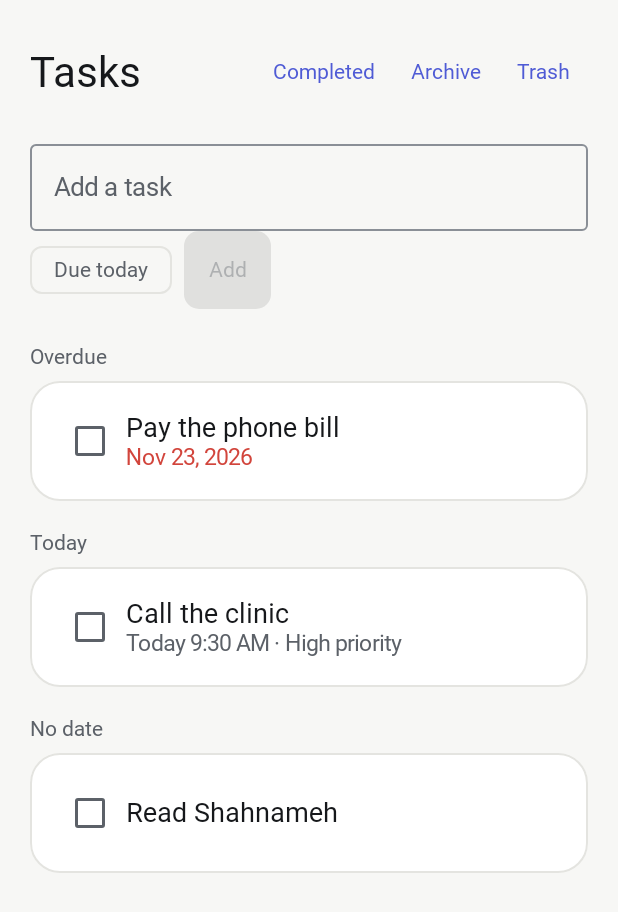
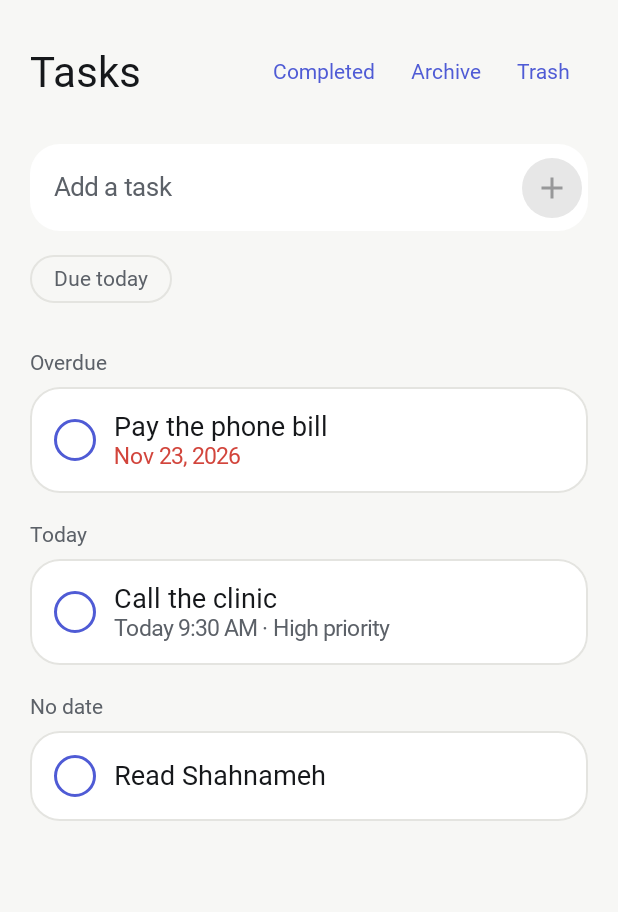
Before and after one commit to thesasan1/app, an Android app built with Jetpack Compose: the @Preview function TasksListScreenPreview, on a phone screen of 412 x 824 dp. Shown: the top 912 px of the screen. Run offline under Robolectric (Android 15) with nearby library versions, the phone set to English and light mode, and no system bars; our stand-ins replace Dagger/Hilt's generated code; Roboto replaces fonts that are not available here.

Commit message:
feat(tasks): tidy tasks list (#49)
Co-authored-by: thesasan1 <360538443+thesasan1@users.noreply.github.com>

```diff
--- a/android/feature/tasks/src/main/kotlin/com/thesasan1/app/feature/tasks/ui/TasksListScreen.kt
+++ b/android/feature/tasks/src/main/kotlin/com/thesasan1/app/feature/tasks/ui/TasksListScreen.kt
@@ -1,5 +1,6 @@
 package com.thesasan1.app.feature.tasks.ui
 
+import androidx.compose.foundation.BorderStroke
 import androidx.compose.foundation.clickable
 import androidx.compose.foundation.layout.Arrangement
 import androidx.compose.foundation.layout.Column
@@ -8,27 +9,33 @@ import androidx.compose.foundation.layout.Row
 import androidx.compose.foundation.layout.fillMaxSize
 import androidx.compose.foundation.layout.fillMaxWidth
 import androidx.compose.foundation.layout.padding
+import androidx.compose.foundation.layout.size
 import androidx.compose.foundation.lazy.LazyColumn
 import androidx.compose.foundation.lazy.LazyListScope
 import androidx.compose.foundation.lazy.items
 import androidx.compose.foundation.text.KeyboardActions
 import androidx.compose.foundation.text.KeyboardOptions
-import androidx.compose.material3.Checkbox
+import androidx.compose.material3.FilledIconButton
 import androidx.compose.material3.FilterChip
-import androidx.compose.material3.OutlinedTextField
+import androidx.compose.material3.Icon
+import androidx.compose.material3.IconButtonDefaults
 import androidx.compose.material3.Scaffold
 import androidx.compose.material3.SnackbarDuration
 import androidx.compose.material3.SnackbarHost
 import androidx.compose.material3.SnackbarHostState
 import androidx.compose.material3.SnackbarResult
+import androidx.compose.material3.Surface
 import androidx.compose.material3.Text
 import androidx.compose.material3.TextButton
+import androidx.compose.material3.TextField
+import androidx.compose.material3.TextFieldDefaults
 import androidx.compose.runtime.Composable
 import androidx.compose.runtime.LaunchedEffect
 import androidx.compose.runtime.getValue
 import androidx.compose.runtime.remember
 import androidx.compose.ui.Alignment
 import androidx.compose.ui.Modifier
+import androidx.compose.ui.graphics.Color
 import androidx.compose.ui.res.stringResource
 import androidx.compose.ui.semantics.contentDescription
 import androidx.compose.ui.semantics.heading
@@ -36,15 +43,17 @@ import androidx.compose.ui.semantics.semantics
 import androidx.compose.ui.text.input.ImeAction
 import androidx.compose.ui.text.style.TextOverflow
 import androidx.compose.ui.tooling.preview.Preview
+import androidx.compose.ui.unit.dp
 import androidx.hilt.navigation.compose.hiltViewModel
 import androidx.lifecycle.Lifecycle
 import androidx.lifecycle.compose.LifecycleEventEffect
 import androidx.lifecycle.compose.collectAsStateWithLifecycle
-import com.thesasan1.app.core.designsystem.component.AppButton
 import com.thesasan1.app.core.designsystem.component.AppCard
+import com.thesasan1.app.core.designsystem.component.AppIcons
 import com.thesasan1.app.core.designsystem.component.EmptyState
 import com.thesasan1.app.core.designsystem.component.ScreenHeader
 import com.thesasan1.app.core.designsystem.theme.AppTheme
+import com.thesasan1.app.core.designsystem.theme.Radii
 import com.thesasan1.app.core.designsystem.theme.Spacing
 import com.thesasan1.app.feature.tasks.R
 import com.thesasan1.app.feature.tasks.domain.Task
@@ -142,27 +151,41 @@ internal fun TasksListScreen(uiState: TasksUiState, actions: TasksListActions, m
 @Composable
 private fun QuickAddBar(state: QuickAddState, actions: TasksListActions) {
     Column(modifier = Modifier.fillMaxWidth().padding(vertical = Spacing.md)) {
-        OutlinedTextField(
+        val colors = AppTheme.colors
+        TextField(
             value = state.title,
             onValueChange = actions.onQuickAddChange,
             placeholder = { Text(stringResource(R.string.feature_tasks_quick_add_hint)) },
             singleLine = true,
+            shape = Radii.lg,
             keyboardOptions = KeyboardOptions(imeAction = ImeAction.Done),
             keyboardActions = KeyboardActions(onDone = { actions.onAdd() }),
+            trailingIcon = {
+                FilledIconButton(
+                    onClick = actions.onAdd,
+                    enabled = state.canAdd,
+                    colors = IconButtonDefaults.filledIconButtonColors(
+                        containerColor = colors.accent,
+                        contentColor = colors.onAccent,
+                    ),
+                ) { Icon(AppIcons.Add, contentDescription = stringResource(R.string.feature_tasks_add)) }
+            },
+            colors = TextFieldDefaults.colors(
+                focusedContainerColor = colors.surface,
+                unfocusedContainerColor = colors.surface,
+                focusedIndicatorColor = Color.Transparent,
+                unfocusedIndicatorColor = Color.Transparent,
+                disabledIndicatorColor = Color.Transparent,
+            ),
             modifier = Modifier.fillMaxWidth(),
         )
-        Row(verticalAlignment = Alignment.CenterVertically, horizontalArrangement = Arrangement.spacedBy(Spacing.sm)) {
-            FilterChip(
-                selected = state.dueToday,
-                onClick = { actions.onQuickAddDueTodayChange(!state.dueToday) },
-                label = { Text(stringResource(R.string.feature_tasks_due_today)) },
-            )
-            AppButton(
-                text = stringResource(R.string.feature_tasks_add),
-                onClick = actions.onAdd,
-                enabled = state.canAdd,
-            )
-        }
+        FilterChip(
+            selected = state.dueToday,
+            onClick = { actions.onQuickAddDueTodayChange(!state.dueToday) },
+            label = { Text(stringResource(R.string.feature_tasks_due_today)) },
+            shape = Radii.full,
+            modifier = Modifier.padding(top = Spacing.sm),
+        )
     }
 }
 
@@ -191,11 +214,16 @@ private fun TaskRow(task: Task, today: LocalDate, onClick: () -> Unit, onComplet
     val completeLabel = stringResource(R.string.feature_tasks_complete, task.title)
     AppCard(modifier = Modifier.fillMaxWidth().clickable(onClick = onClick)) {
         Row(verticalAlignment = Alignment.CenterVertically) {
-            Checkbox(
-                checked = false,
-                onCheckedChange = { onComplete() },
-                modifier = Modifier.semantics { contentDescription = completeLabel },
-            )
+            Surface(
+                onClick = onComplete,
+                shape = Radii.full,
+                color = AppTheme.colors.surface,
+                border = BorderStroke(2.dp, AppTheme.colors.accent),
+                modifier = Modifier
+                    .padding(end = Spacing.md)
+                    .size(CHECK_SIZE)
+                    .semantics { contentDescription = completeLabel },
+            ) {}
             Column(modifier = Modifier.weight(1f)) {
                 Text(
                     text = task.title,
@@ -220,6 +248,8 @@ private fun TaskRow(task: Task, today: LocalDate, onClick: () -> Unit, onComplet
         }
     }
 }
+
+private val CHECK_SIZE = 28.dp
 
 @Composable
 internal fun dueLabel(task: Task, today: LocalDate): String? {
```
Also changed, not shown: 3 other files.
